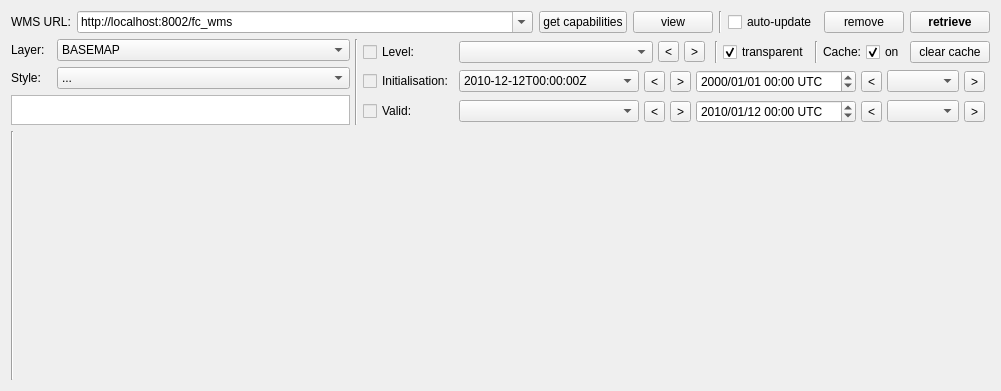
The window that mslib/msui/ui/ui_wms_dockwidget.ui (Open-MSS/MSS) describes before a commit, drawn with Qt 5.
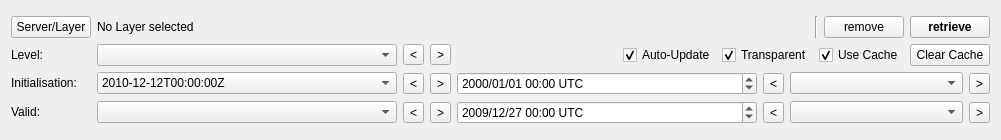
The same window after the commit.

Diff of the .ui file:
```diff
--- a/mslib/msui/ui/ui_wms_dockwidget.ui
+++ b/mslib/msui/ui/ui_wms_dockwidget.ui
@@ -7,7 +7,7 @@
     <x>0</x>
     <y>0</y>
     <width>1001</width>
-    <height>391</height>
+    <height>140</height>
    </rect>
   </property>
   <property name="sizePolicy">
@@ -27,74 +27,77 @@
   </property>
   <layout class="QVBoxLayout" name="verticalLayout_4">
    <item>
-    <layout class="QHBoxLayout" name="horizontalLayout_9">
+    <layout class="QGridLayout" name="gridLayout">
+     <item row="2" column="1">
+      <layout class="QHBoxLayout" name="horizontalLayout_4">
      <item>
-      <widget class="QLabel" name="label_7">
-       <property name="text">
-        <string>WMS URL:</string>
-       </property>
-      </widget>
-     </item>
-     <item>
-      <widget class="QComboBox" name="cbWMS_URL">
+        <widget class="QComboBox" name="cbLevel">
        <property name="sizePolicy">
-        <sizepolicy hsizetype="Expanding" vsizetype="Fixed">
-         <horstretch>0</horstretch>
+          <sizepolicy hsizetype="MinimumExpanding" vsizetype="Fixed">
+           <horstretch>1</horstretch>
          <verstretch>0</verstretch>
         </sizepolicy>
        </property>
-       <property name="toolTip">
-        <string>Enter a valid WMS URL here.</string>
-       </property>
-       <property name="styleSheet">
-        <string notr="true">QComboBox QAbstractItemView { min-width: 800px; }</string>
-       </property>
-       <property name="editable">
-        <bool>true</bool>
-       </property>
-       <item>
-        <property name="text">
-         <string>http://localhost:8002/fc_wms</string>
-        </property>
-       </item>
-       <item>
-        <property name="text">
-         <string>http://osm.omniscale.net/proxy/service</string>
-        </property>
-       </item>
+         <property name="minimumSize">
+          <size>
+           <width>180</width>
+           <height>0</height>
+          </size>
+         </property>
+         <property name="maximumSize">
+          <size>
+           <width>300</width>
+           <height>16777215</height>
+          </size>
+         </property>
+         <property name="toolTip">
+          <string>Elevation values provided by the WMS server.</string>
+         </property>
       </widget>
      </item>
      <item>
-      <widget class="QPushButton" name="btGetCapabilities">
+        <widget class="QToolButton" name="tbLevel_back">
        <property name="toolTip">
         <string>Request the capabilities from the WMS server.</string>
        </property>
        <property name="text">
-        <string>get capabilities</string>
-       </property>
+          <string>&lt;</string>
+         </property>
+         <property name="shortcut">
+          <string>Down</string>
+         </property>
       </widget>
      </item>
      <item>
-      <widget class="QPushButton" name="pbViewCapabilities">
+        <widget class="QToolButton" name="tbLevel_fwd">
        <property name="toolTip">
         <string>Show information on the selected WMS server.</string>
        </property>
        <property name="text">
-        <string>view</string>
-       </property>
+          <string>&gt;</string>
+         </property>
+         <property name="shortcut">
+          <string>Up</string>
+         </property>
       </widget>
      </item>
      <item>
-      <widget class="Line" name="line_4">
+        <spacer name="horizontalSpacer">
        <property name="orientation">
-        <enum>Qt::Vertical</enum>
-       </property>
-      </widget>
+          <enum>Qt::Horizontal</enum>
+         </property>
+         <property name="sizeHint" stdset="0">
+          <size>
+           <width>5</width>
+           <height>20</height>
+          </size>
+         </property>
+        </spacer>
      </item>
      <item>
       <widget class="QCheckBox" name="cbAutoUpdate">
        <property name="sizePolicy">
-        <sizepolicy hsizetype="Minimum" vsizetype="Minimum">
+          <sizepolicy hsizetype="Minimum" vsizetype="Fixed">
          <horstretch>0</horstretch>
          <verstretch>0</verstretch>
         </sizepolicy>
@@ -109,226 +112,110 @@
         <string>Automatically request an updated map when the layer parameters have changed.</string>
        </property>
        <property name="text">
-        <string>auto-update</string>
-       </property>
+          <string>Auto-Update</string>
+         </property>
+         <property name="checked">
+          <bool>true</bool>
+         </property>
       </widget>
      </item>
      <item>
-      <widget class="QPushButton" name="btClearMap">
-       <property name="maximumSize">
-        <size>
-         <width>200</width>
-         <height>16777215</height>
-        </size>
-       </property>
+        <widget class="QCheckBox" name="cbTransparent">
        <property name="text">
-        <string>remove</string>
-       </property>
+          <string>Transparent</string>
+         </property>
+         <property name="checked">
+          <bool>true</bool>
+         </property>
       </widget>
      </item>
      <item>
-      <widget class="QPushButton" name="btGetMap">
-       <property name="maximumSize">
-        <size>
-         <width>200</width>
-         <height>16777215</height>
-        </size>
-       </property>
-       <property name="font">
-        <font>
-         <weight>75</weight>
-         <bold>true</bold>
-        </font>
-       </property>
+        <widget class="QCheckBox" name="cbCacheEnabled">
        <property name="toolTip">
         <string>&lt;html&gt;&lt;head/&gt;&lt;body&gt;&lt;p&gt;Request a map with the specifed parameters.&lt;/p&gt;&lt;p&gt;Keyboard shortcut: Enter&lt;/p&gt;&lt;/body&gt;&lt;/html&gt;</string>
        </property>
        <property name="text">
-        <string>retrieve</string>
-       </property>
-       <property name="shortcut">
-        <string>Return</string>
-       </property>
-      </widget>
-     </item>
-    </layout>
-   </item>
-   <item>
-    <layout class="QHBoxLayout" name="horizontalLayout_5">
-     <property name="spacing">
-      <number>5</number>
-     </property>
-     <item>
-      <layout class="QVBoxLayout" name="verticalLayout">
-       <property name="spacing">
-        <number>6</number>
-       </property>
-       <property name="sizeConstraint">
-        <enum>QLayout::SetMinimumSize</enum>
-       </property>
-       <item>
-        <layout class="QHBoxLayout" name="horizontalLayout">
-         <item>
-          <widget class="QLabel" name="label_8">
-           <property name="sizePolicy">
-            <sizepolicy hsizetype="Fixed" vsizetype="Fixed">
-             <horstretch>0</horstretch>
-             <verstretch>0</verstretch>
-            </sizepolicy>
-           </property>
-           <property name="minimumSize">
-            <size>
-             <width>40</width>
-             <height>0</height>
-            </size>
-           </property>
-           <property name="text">
-            <string>Layer:</string>
-           </property>
+          <string>Use Cache</string>
+         </property>
+         <property name="checked">
+          <bool>true</bool>
+         </property>
+         <property name="tristate">
+          <bool>false</bool>
+         </property>
           </widget>
          </item>
          <item>
-          <widget class="QComboBox" name="cbLayer">
+        <widget class="QPushButton" name="btClearCache">
            <property name="sizePolicy">
-            <sizepolicy hsizetype="MinimumExpanding" vsizetype="Fixed">
+          <sizepolicy hsizetype="Minimum" vsizetype="Fixed">
              <horstretch>0</horstretch>
              <verstretch>0</verstretch>
             </sizepolicy>
            </property>
-           <property name="minimumSize">
+         <property name="maximumSize">
             <size>
-             <width>200</width>
-             <height>0</height>
+           <width>100</width>
+           <height>16777215</height>
             </size>
            </property>
            <property name="toolTip">
-            <string/>
-           </property>
-           <property name="styleSheet">
-            <string notr="true">QComboBox QAbstractItemView { min-width: 800px; }</string>
-           </property>
-           <property name="sizeAdjustPolicy">
-            <enum>QComboBox::AdjustToContentsOnFirstShow</enum>
-           </property>
-           <property name="minimumContentsLength">
-            <number>0</number>
-           </property>
-           <item>
+          <string>Clear all cache contents.</string>
+         </property>
             <property name="text">
-             <string>BASEMAP</string>
-            </property>
-           </item>
-           <item>
-            <property name="text">
-             <string>MSLP</string>
-            </property>
-           </item>
-           <item>
-            <property name="text">
-             <string>TCC</string>
-            </property>
-           </item>
+          <string>Clear Cache</string>
+         </property>
           </widget>
          </item>
         </layout>
        </item>
-       <item>
-        <layout class="QHBoxLayout" name="horizontalLayout_2">
-         <item>
-          <widget class="QLabel" name="label_11">
-           <property name="sizePolicy">
-            <sizepolicy hsizetype="Fixed" vsizetype="Fixed">
-             <horstretch>0</horstretch>
-             <verstretch>0</verstretch>
-            </sizepolicy>
-           </property>
-           <property name="minimumSize">
-            <size>
-             <width>40</width>
-             <height>0</height>
-            </size>
-           </property>
+     <item row="1" column="0">
+      <widget class="QPushButton" name="pbLayerSelect">
            <property name="text">
-            <string>Style:</string>
+        <string>Server/Layer</string>
            </property>
           </widget>
          </item>
-         <item>
-          <widget class="QComboBox" name="cbStyle">
+     <item row="4" column="0">
+      <widget class="QLabel" name="label_3">
            <property name="sizePolicy">
-            <sizepolicy hsizetype="MinimumExpanding" vsizetype="Fixed">
+        <sizepolicy hsizetype="Minimum" vsizetype="Fixed">
              <horstretch>0</horstretch>
              <verstretch>0</verstretch>
             </sizepolicy>
            </property>
-           <property name="minimumSize">
-            <size>
-             <width>200</width>
-             <height>0</height>
-            </size>
-           </property>
-           <property name="styleSheet">
-            <string notr="true">QComboBox QAbstractItemView { min-width: 600px; }</string>
-           </property>
-           <property name="sizeAdjustPolicy">
-            <enum>QComboBox::AdjustToContentsOnFirstShow</enum>
-           </property>
-           <property name="frame">
-            <bool>true</bool>
-           </property>
-           <item>
             <property name="text">
-             <string>...</string>
-            </property>
-           </item>
-          </widget>
-         </item>
-        </layout>
-       </item>
-       <item>
-        <widget class="QTextEdit" name="teLayerAbstract">
+        <string>Valid:</string>
+       </property>
+      </widget>
+     </item>
+     <item row="2" column="0">
+      <widget class="QLabel" name="label">
          <property name="sizePolicy">
-          <sizepolicy hsizetype="MinimumExpanding" vsizetype="Minimum">
+        <sizepolicy hsizetype="Minimum" vsizetype="Fixed">
            <horstretch>0</horstretch>
            <verstretch>0</verstretch>
           </sizepolicy>
          </property>
-         <property name="minimumSize">
-          <size>
-           <width>0</width>
-           <height>30</height>
-          </size>
-         </property>
-         <property name="readOnly">
-          <bool>true</bool>
-         </property>
-         <property name="html">
-          <string>&lt;!DOCTYPE HTML PUBLIC &quot;-//W3C//DTD HTML 4.0//EN&quot; &quot;http://www.w3.org/TR/REC-html40/strict.dtd&quot;&gt;
-&lt;html&gt;&lt;head&gt;&lt;meta name=&quot;qrichtext&quot; content=&quot;1&quot; /&gt;&lt;style type=&quot;text/css&quot;&gt;
-p, li { white-space: pre-wrap; }
-&lt;/style&gt;&lt;/head&gt;&lt;body style=&quot; font-family:'Sans Serif'; font-size:9pt; font-weight:400; font-style:normal;&quot;&gt;
-&lt;p style=&quot;-qt-paragraph-type:empty; margin-top:0px; margin-bottom:0px; margin-left:0px; margin-right:0px; -qt-block-indent:0; text-indent:0px; font-size:10pt;&quot;&gt;&lt;br /&gt;&lt;/p&gt;&lt;/body&gt;&lt;/html&gt;</string>
-         </property>
-        </widget>
-       </item>
-      </layout>
-     </item>
-     <item>
-      <widget class="Line" name="line_2">
+       <property name="text">
+        <string>Level:</string>
+       </property>
+      </widget>
+     </item>
+     <item row="3" column="0">
+      <widget class="QLabel" name="label_2">
        <property name="sizePolicy">
-        <sizepolicy hsizetype="Fixed" vsizetype="Minimum">
+        <sizepolicy hsizetype="Minimum" vsizetype="Fixed">
          <horstretch>0</horstretch>
          <verstretch>0</verstretch>
         </sizepolicy>
        </property>
-       <property name="orientation">
-        <enum>Qt::Vertical</enum>
+       <property name="text">
+        <string>Initialisation:</string>
        </property>
       </widget>
      </item>
-     <item>
-      <layout class="QGridLayout" name="gridLayout">
-       <item row="1" column="2">
+     <item row="3" column="1">
         <layout class="QHBoxLayout" name="horizontalLayout_3">
          <item>
           <widget class="QComboBox" name="cbInitTime">
@@ -447,25 +334,9 @@
            </property>
           </widget>
          </item>
-         <item>
-          <spacer name="horizontalSpacer_2">
-           <property name="orientation">
-            <enum>Qt::Horizontal</enum>
-           </property>
-           <property name="sizeType">
-            <enum>QSizePolicy::Expanding</enum>
-           </property>
-           <property name="sizeHint" stdset="0">
-            <size>
-             <width>5</width>
-             <height>20</height>
-            </size>
-           </property>
-          </spacer>
-         </item>
-        </layout>
-       </item>
-       <item row="2" column="2">
+      </layout>
+     </item>
+     <item row="4" column="1">
         <layout class="QHBoxLayout" name="horizontalLayout_8">
          <item>
           <widget class="QComboBox" name="cbValidTime">
@@ -546,31 +417,31 @@
            </property>
            <property name="date">
             <date>
-             <year>2010</year>
-             <month>1</month>
-             <day>12</day>
+           <year>2009</year>
+           <month>12</month>
+           <day>27</day>
             </date>
            </property>
            <property name="minimumDateTime">
             <datetime>
-             <hour>2</hour>
+           <hour>10</hour>
              <minute>0</minute>
              <second>0</second>
-             <year>2000</year>
-             <month>1</month>
-             <day>1</day>
+           <year>1999</year>
+           <month>12</month>
+           <day>31</day>
             </datetime>
            </property>
            <property name="minimumDate">
             <date>
-             <year>2000</year>
-             <month>1</month>
-             <day>1</day>
+           <year>1999</year>
+           <month>12</month>
+           <day>31</day>
             </date>
            </property>
            <property name="minimumTime">
             <time>
-             <hour>2</hour>
+           <hour>10</hour>
              <minute>0</minute>
              <second>0</second>
             </time>
@@ -603,332 +474,32 @@
            </property>
           </widget>
          </item>
-         <item>
-          <spacer name="horizontalSpacer_3">
-           <property name="orientation">
-            <enum>Qt::Horizontal</enum>
-           </property>
-           <property name="sizeType">
-            <enum>QSizePolicy::Expanding</enum>
-           </property>
-           <property name="sizeHint" stdset="0">
-            <size>
-             <width>5</width>
-             <height>20</height>
-            </size>
-           </property>
-          </spacer>
-         </item>
-        </layout>
-       </item>
-       <item row="0" column="2">
-        <layout class="QHBoxLayout" name="horizontalLayout_4">
+      </layout>
+     </item>
+     <item row="1" column="1">
+      <layout class="QHBoxLayout" name="horizontalLayout">
          <item>
-          <widget class="QComboBox" name="cbLevel">
-           <property name="sizePolicy">
-            <sizepolicy hsizetype="MinimumExpanding" vsizetype="Fixed">
-             <horstretch>1</horstretch>
-             <verstretch>0</verstretch>
-            </sizepolicy>
-           </property>
-           <property name="minimumSize">
-            <size>
-             <width>180</width>
-             <height>0</height>
-            </size>
-           </property>
-           <property name="maximumSize">
-            <size>
-             <width>300</width>
-             <height>16777215</height>
-            </size>
-           </property>
-           <property name="toolTip">
-            <string>Elevation values provided by the WMS server.</string>
-           </property>
-          </widget>
-         </item>
-         <item>
-          <widget class="QToolButton" name="tbLevel_back">
-           <property name="toolTip">
-            <string>Keyboard shortcut: down</string>
-           </property>
+        <widget class="QLabel" name="lLayerName">
            <property name="text">
-            <string>&lt;</string>
-           </property>
-           <property name="shortcut">
-            <string>Down</string>
+          <string>No Layer selected</string>
+         </property>
+         <property name="wordWrap">
+          <bool>false</bool>
            </property>
           </widget>
          </item>
          <item>
-          <widget class="QToolButton" name="tbLevel_fwd">
-           <property name="toolTip">
-            <string>Keyboard shortcut: up</string>
-           </property>
-           <property name="text">
-            <string>&gt;</string>
-           </property>
-           <property name="shortcut">
-            <string>Up</string>
-           </property>
-          </widget>
-         </item>
-         <item>
-          <spacer name="horizontalSpacer">
+        <spacer name="horizontalSpacer_4">
            <property name="orientation">
             <enum>Qt::Horizontal</enum>
            </property>
            <property name="sizeHint" stdset="0">
             <size>
-             <width>5</width>
+           <width>40</width>
              <height>20</height>
             </size>
            </property>
           </spacer>
-         </item>
-         <item>
-          <widget class="Line" name="line_5">
-           <property name="orientation">
-            <enum>Qt::Vertical</enum>
-           </property>
-          </widget>
-         </item>
-         <item>
-          <widget class="QCheckBox" name="cbTransparent">
-           <property name="text">
-            <string>transparent</string>
-           </property>
-           <property name="checked">
-            <bool>true</bool>
-           </property>
-          </widget>
-         </item>
-         <item>
-          <widget class="Line" name="line_3">
-           <property name="orientation">
-            <enum>Qt::Vertical</enum>
-           </property>
-          </widget>
-         </item>
-         <item>
-          <widget class="QLabel" name="label">
-           <property name="text">
-            <string>Cache:</string>
-           </property>
-          </widget>
-         </item>
-         <item>
-          <widget class="QCheckBox" name="cbCacheEnabled">
-           <property name="toolTip">
-            <string>Enable the image cache (retrieved images will be stored locally to speed up repeated retrievals).</string>
-           </property>
-           <property name="text">
-            <string>on</string>
-           </property>
-           <property name="checked">
-            <bool>true</bool>
-           </property>
-           <property name="tristate">
-            <bool>false</bool>
-           </property>
-          </widget>
-         </item>
-         <item>
-          <widget class="QPushButton" name="btClearCache">
-           <property name="toolTip">
-            <string>Clear all cache contents.</string>
-           </property>
-           <property name="text">
-            <string>clear cache</string>
-           </property>
-          </widget>
-         </item>
-        </layout>
-       </item>
-       <item row="2" column="0">
-        <widget class="QCheckBox" name="cbValidOn">
-         <property name="enabled">
-          <bool>false</bool>
-         </property>
-         <property name="minimumSize">
-          <size>
-           <width>0</width>
-           <height>0</height>
-          </size>
-         </property>
-         <property name="maximumSize">
-          <size>
-           <width>120</width>
-           <height>16777215</height>
-          </size>
-         </property>
-         <property name="palette">
-          <palette>
-           <active>
-            <colorrole role="WindowText">
-             <brush brushstyle="SolidPattern">
-              <color alpha="255">
-               <red>20</red>
-               <green>19</green>
-               <blue>18</blue>
-              </color>
-             </brush>
-            </colorrole>
-           </active>
-           <inactive>
-            <colorrole role="WindowText">
-             <brush brushstyle="SolidPattern">
-              <color alpha="255">
-               <red>20</red>
-               <green>19</green>
-               <blue>18</blue>
-              </color>
-             </brush>
-            </colorrole>
-           </inactive>
-           <disabled>
-            <colorrole role="WindowText">
-             <brush brushstyle="SolidPattern">
-              <color alpha="255">
-               <red>0</red>
-               <green>0</green>
-               <blue>0</blue>
-              </color>
-             </brush>
-            </colorrole>
-           </disabled>
-          </palette>
-         </property>
-         <property name="text">
-          <string>Valid:</string>
-         </property>
-        </widget>
-       </item>
-       <item row="0" column="0">
-        <widget class="QCheckBox" name="cbLevelOn">
-         <property name="enabled">
-          <bool>false</bool>
-         </property>
-         <property name="minimumSize">
-          <size>
-           <width>0</width>
-           <height>0</height>
-          </size>
-         </property>
-         <property name="maximumSize">
-          <size>
-           <width>120</width>
-           <height>16777215</height>
-          </size>
-         </property>
-         <property name="palette">
-          <palette>
-           <active>
-            <colorrole role="WindowText">
-             <brush brushstyle="SolidPattern">
-              <color alpha="255">
-               <red>20</red>
-               <green>19</green>
-               <blue>18</blue>
-              </color>
-             </brush>
-            </colorrole>
-           </active>
-           <inactive>
-            <colorrole role="WindowText">
-             <brush brushstyle="SolidPattern">
-              <color alpha="255">
-               <red>20</red>
-               <green>19</green>
-               <blue>18</blue>
-              </color>
-             </brush>
-            </colorrole>
-           </inactive>
-           <disabled>
-            <colorrole role="WindowText">
-             <brush brushstyle="SolidPattern">
-              <color alpha="255">
-               <red>0</red>
-               <green>0</green>
-               <blue>0</blue>
-              </color>
-             </brush>
-            </colorrole>
-           </disabled>
-          </palette>
-         </property>
-         <property name="text">
-          <string>Level:</string>
-         </property>
-         <property name="checkable">
-          <bool>true</bool>
-         </property>
-        </widget>
-       </item>
-       <item row="1" column="0">
-        <widget class="QCheckBox" name="cbInitialisationOn">
-         <property name="enabled">
-          <bool>false</bool>
-         </property>
-         <property name="minimumSize">
-          <size>
-           <width>0</width>
-           <height>0</height>
-          </size>
-         </property>
-         <property name="maximumSize">
-          <size>
-           <width>120</width>
-           <height>16777215</height>
-          </size>
-         </property>
-         <property name="palette">
-          <palette>
-           <active>
-            <colorrole role="WindowText">
-             <brush brushstyle="SolidPattern">
-              <color alpha="255">
-               <red>20</red>
-               <green>19</green>
-               <blue>18</blue>
-              </color>
-             </brush>
-            </colorrole>
-           </active>
-           <inactive>
-            <colorrole role="WindowText">
-             <brush brushstyle="SolidPattern">
-              <color alpha="255">
-               <red>20</red>
-               <green>19</green>
-               <blue>18</blue>
-              </color>
-             </brush>
-            </colorrole>
-           </inactive>
-           <disabled>
-            <colorrole role="WindowText">
-             <brush brushstyle="SolidPattern">
-              <color alpha="255">
-               <red>0</red>
-               <green>0</green>
-               <blue>0</blue>
-              </color>
-             </brush>
-            </colorrole>
-           </disabled>
-          </palette>
-         </property>
-         <property name="text">
-          <string>Initialisation:</string>
-         </property>
-        </widget>
-       </item>
-      </layout>
-     </item>
-    </layout>
    </item>
    <item>
     <widget class="Line" name="line">
@@ -936,6 +507,48 @@
       <enum>Qt::Vertical</enum>
      </property>
     </widget>
+       </item>
+       <item>
+        <widget class="QPushButton" name="btClearMap">
+         <property name="maximumSize">
+          <size>
+           <width>200</width>
+           <height>16777215</height>
+          </size>
+         </property>
+         <property name="text">
+          <string>remove</string>
+         </property>
+        </widget>
+       </item>
+       <item>
+        <widget class="QPushButton" name="btGetMap">
+         <property name="maximumSize">
+          <size>
+           <width>200</width>
+           <height>16777215</height>
+          </size>
+         </property>
+         <property name="font">
+          <font>
+           <weight>75</weight>
+           <bold>true</bold>
+          </font>
+         </property>
+         <property name="toolTip">
+          <string>&lt;html&gt;&lt;head/&gt;&lt;body&gt;&lt;p&gt;Request the selected layer(s).&lt;/p&gt;&lt;p&gt;Keyboard shortcut: Enter&lt;/p&gt;&lt;/body&gt;&lt;/html&gt;</string>
+         </property>
+         <property name="text">
+          <string>retrieve</string>
+         </property>
+         <property name="shortcut">
+          <string>Return</string>
+         </property>
+        </widget>
+       </item>
+      </layout>
+     </item>
+    </layout>
    </item>
   </layout>
  </widget>
```
Left out of the diff: 6 changed lines with no effect on the pictures. Lines whose indentation alone changed are shown as unchanged.
